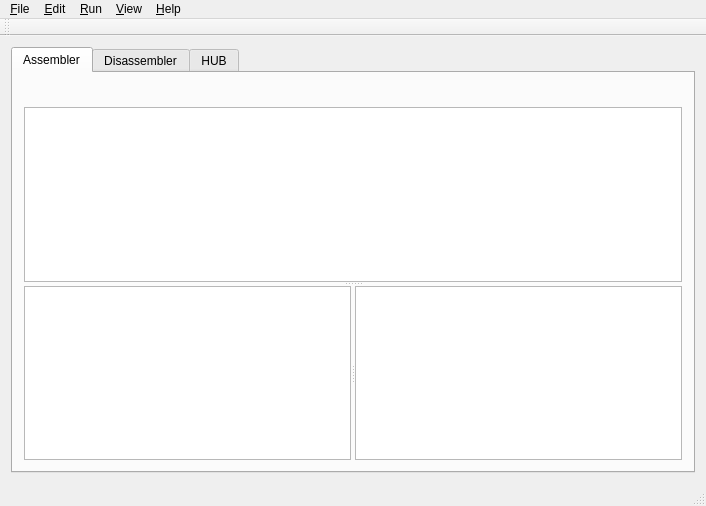
The window that mainwindow.ui (pullmoll/p2emu) describes before a commit, drawn with Qt 5.
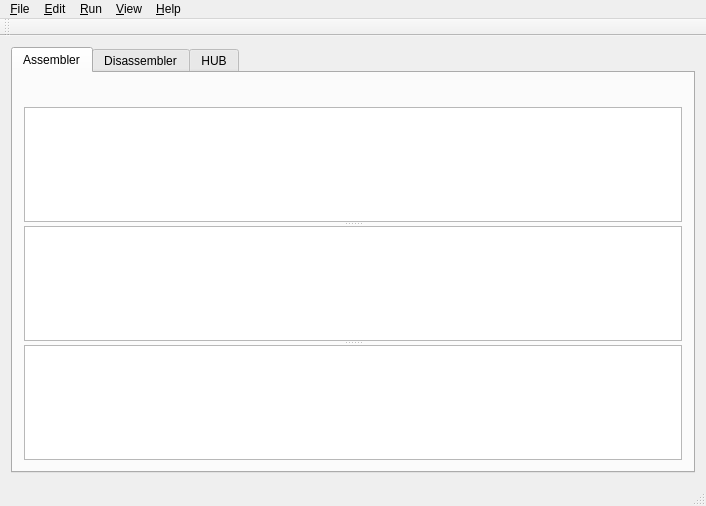
The same window after the commit. Icons and pictures are not drawn. Custom widgets are drawn as their Qt base class.

Commit message:
WIP: Make P2Symbol a QSharedPointer<P2SymbolClass>
Also finally fix the symbol table reference selection and highliting.
You can now easily cycle through the references to a symbol and see
it highlighted in the source.

```diff
--- a/mainwindow.ui
+++ b/mainwindow.ui
@@ -80,15 +80,6 @@
             <bool>true</bool>
            </attribute>
           </widget>
-          <widget class="QSplitter" name="splResults">
-           <property name="orientation">
-            <enum>Qt::Horizontal</enum>
-           </property>
-           <widget class="QTextBrowser" name="tbErrors">
-            <property name="openLinks">
-             <bool>false</bool>
-            </property>
-           </widget>
            <widget class="QTableView" name="tvSymbols">
             <property name="editTriggers">
              <set>QAbstractItemView::AllEditTriggers</set>
@@ -96,7 +87,23 @@
             <property name="tabKeyNavigation">
              <bool>false</bool>
             </property>
-           </widget>
+           <property name="showDropIndicator" stdset="0">
+            <bool>false</bool>
+           </property>
+           <property name="dragDropOverwriteMode">
+            <bool>false</bool>
+           </property>
+           <property name="sortingEnabled">
+            <bool>true</bool>
+           </property>
+           <property name="wordWrap">
+            <bool>false</bool>
+           </property>
+          </widget>
+          <widget class="QTextBrowser" name="tbErrors">
+           <property name="openLinks">
+            <bool>false</bool>
+           </property>
           </widget>
          </widget>
         </item>
```
Left out of the diff: 8 changed lines with no effect on the pictures. Lines whose indentation alone changed are shown as unchanged. The commit also changes 19 other files.
